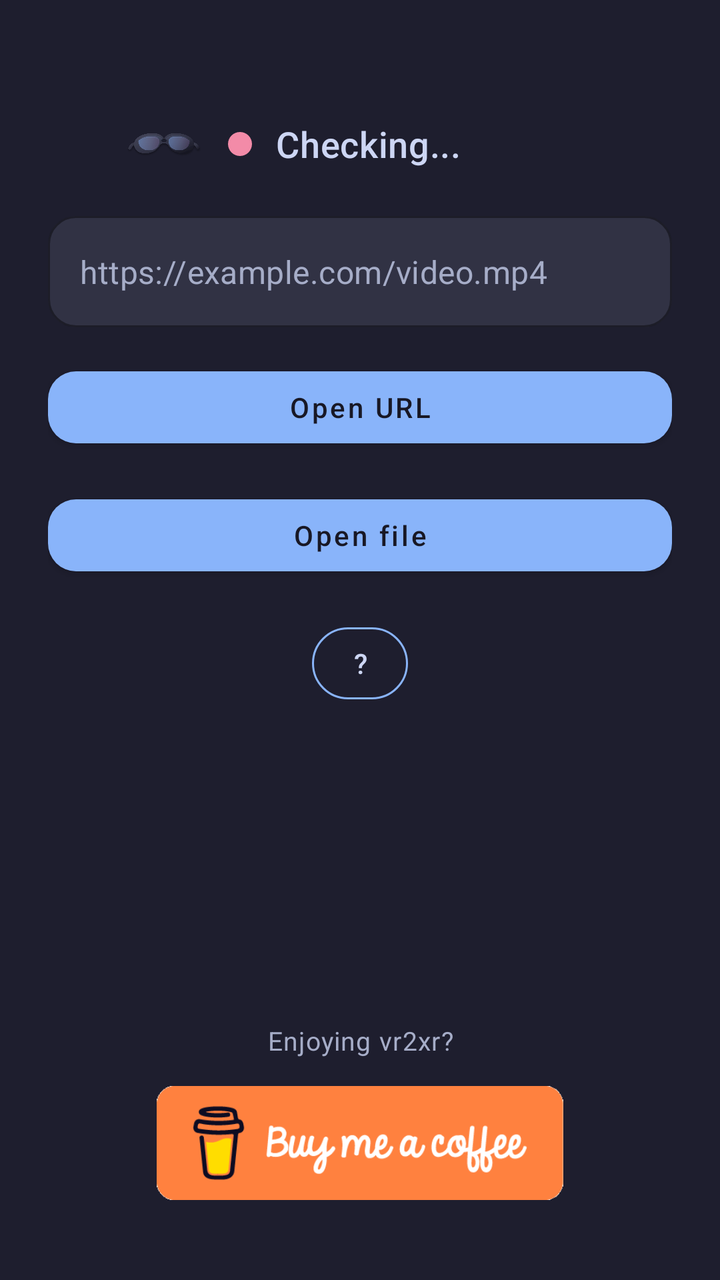
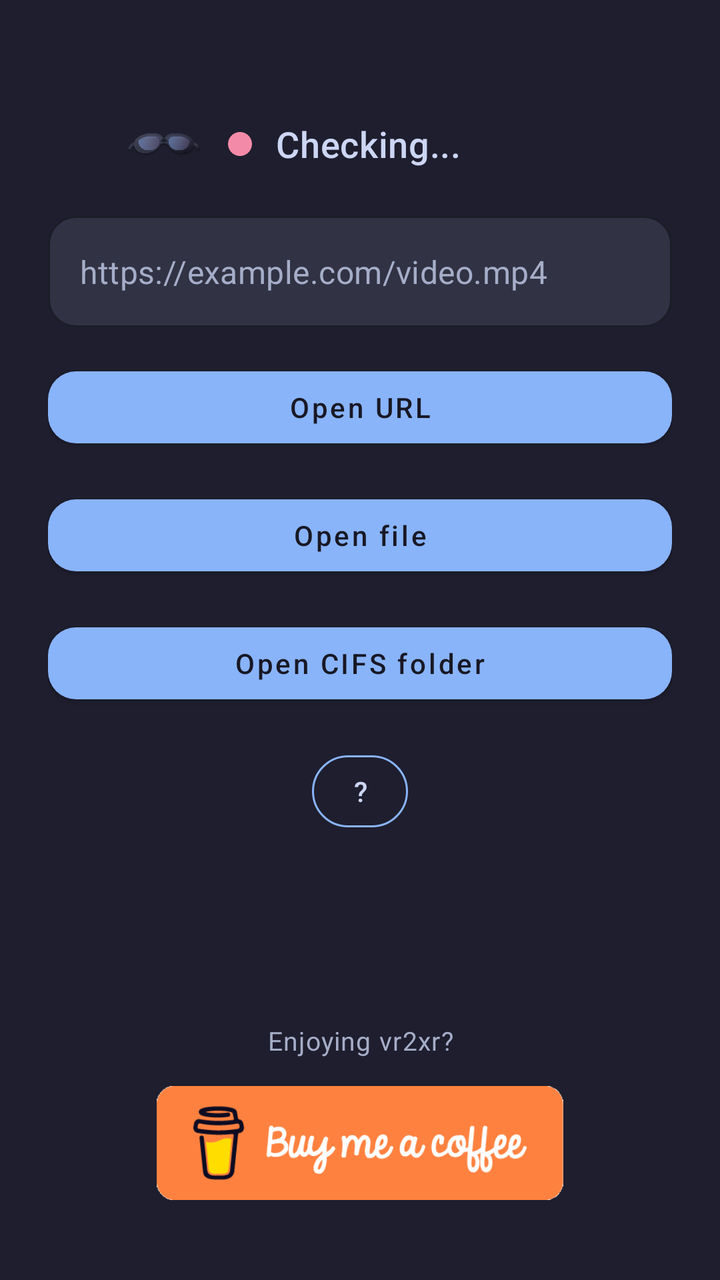

An Android layout rendered at two revisions. The XML below is the earlier revision; the diff shows what the commit changed to produce the second picture.
<!-- AndroidManifest.xml: application theme Theme.Vr2xr -->
<!-- res/layout/activity_main.xml -->
<?xml version="1.0" encoding="utf-8"?>
<LinearLayout xmlns:android="http://schemas.android.com/apk/res/android"
    xmlns:app="http://schemas.android.com/apk/res-auto"
    android:layout_width="match_parent"
    android:layout_height="match_parent"
    android:background="@color/launcher_background"
    android:orientation="vertical"
    android:paddingStart="@dimen/launcher_screen_padding"
    android:paddingTop="@dimen/launcher_screen_padding"
    android:paddingEnd="@dimen/launcher_screen_padding"
    android:paddingBottom="@dimen/launcher_screen_padding">

    <LinearLayout
        android:layout_width="match_parent"
        android:layout_height="0dp"
        android:layout_weight="1"
        android:orientation="vertical">

        <LinearLayout
            android:id="@+id/xrealStatusRow"
            android:layout_width="wrap_content"
            android:layout_height="wrap_content"
            android:layout_gravity="center_horizontal"
            android:layout_marginTop="@dimen/launcher_status_top_margin"
            android:gravity="center_vertical"
            android:orientation="horizontal">

            <ImageView
                android:id="@+id/xrealStatusIcon"
                android:layout_width="@dimen/launcher_status_icon_size"
                android:layout_height="@dimen/launcher_status_icon_size"
                android:contentDescription="@string/xreal_status_icon_content_description"
                android:src="@drawable/ic_glasses_status" />

            <View
                android:id="@+id/xrealStatusDot"
                android:layout_width="@dimen/launcher_status_dot_size"
                android:layout_height="@dimen/launcher_status_dot_size"
                android:layout_marginStart="12dp"
                android:background="@drawable/bg_status_indicator_dot" />

            <TextView
                android:id="@+id/xrealStatusText"
                style="@style/TextAppearance.Vr2xr.Launcher.Status"
                android:layout_width="@dimen/launcher_status_label_width"
                android:layout_height="wrap_content"
                android:layout_marginStart="12dp"
                android:ellipsize="end"
                android:gravity="start|center_vertical"
                android:maxLines="1"
                android:text="@string/xreal_status_checking" />
        </LinearLayout>

        <TextView
            android:id="@+id/statusText"
            style="@style/TextAppearance.Vr2xr.Launcher.RuntimeStatus"
            android:layout_width="match_parent"
            android:layout_height="wrap_content"
            android:layout_marginTop="@dimen/launcher_runtime_status_top_margin"
            android:gravity="center_horizontal"
            android:text=""
            android:visibility="gone" />

        <com.google.android.material.textfield.TextInputLayout
            android:id="@+id/urlInputLayout"
            style="@style/Widget.Vr2xr.Launcher.Input"
            android:layout_width="match_parent"
            android:layout_height="wrap_content"
            android:layout_marginTop="@dimen/launcher_section_spacing"
            app:hintEnabled="false"
            app:boxBackgroundMode="outline">

            <com.google.android.material.textfield.TextInputEditText
                android:id="@+id/urlInput"
                android:layout_width="match_parent"
                android:layout_height="wrap_content"
                android:fontFamily="sans-serif"
                android:hint="@string/hint_url"
                android:inputType="textUri"
                android:maxLines="1"
                android:textColor="@color/launcher_text_primary"
                android:textColorHint="@color/launcher_text_secondary" />
        </com.google.android.material.textfield.TextInputLayout>

        <com.google.android.material.button.MaterialButton
            android:id="@+id/openUrlButton"
            style="@style/Widget.Vr2xr.Launcher.PrimaryButton"
            android:layout_width="match_parent"
            android:layout_height="wrap_content"
            android:layout_marginTop="@dimen/launcher_section_spacing"
            android:text="@string/open_url" />

        <com.google.android.material.button.MaterialButton
            android:id="@+id/openFileButton"
            style="@style/Widget.Vr2xr.Launcher.PrimaryButton"
            android:layout_width="match_parent"
            android:layout_height="wrap_content"
            android:layout_marginTop="@dimen/launcher_section_spacing"
            android:text="@string/open_file" />

        <com.google.android.material.button.MaterialButton
            android:id="@+id/requirementsHelpButton"
            style="@style/Widget.Vr2xr.Launcher.HelpButton"
            android:layout_width="@dimen/launcher_help_button_size"
            android:layout_height="@dimen/launcher_help_button_size"
            android:layout_gravity="center_horizontal"
            android:layout_marginTop="@dimen/launcher_section_spacing"
            android:contentDescription="@string/requirements_help_content_description"
            android:text="@string/requirements_help" />
    </LinearLayout>

    <TextView
        style="@style/TextAppearance.Vr2xr.Launcher.Footer"
        android:layout_width="match_parent"
        android:layout_height="wrap_content"
        android:layout_marginTop="@dimen/launcher_buy_me_coffee_text_top_margin"
        android:gravity="center_horizontal"
        android:text="@string/buy_me_coffee_support_text" />

    <androidx.appcompat.widget.AppCompatImageButton
        android:id="@+id/buyMeCoffeeButton"
        android:layout_width="@dimen/launcher_buy_me_coffee_width"
        android:layout_height="@dimen/launcher_buy_me_coffee_height"
        android:layout_gravity="center_horizontal"
        android:layout_marginBottom="@dimen/launcher_buy_me_coffee_bottom_margin"
        android:layout_marginTop="@dimen/launcher_buy_me_coffee_button_top_margin"
        android:adjustViewBounds="true"
        android:background="@drawable/bg_buy_me_coffee_touch_feedback"
        android:contentDescription="@string/footer_buy_me_a_coffee"
        android:padding="0dp"
        android:scaleType="fitCenter"
        app:srcCompat="@drawable/buy_me_coffee_orange" />
</LinearLayout>
<!-- resources referenced by this layout -->
<resources>
  <color name="launcher_background">@color/catppuccin_mocha_base</color>
  <color name="launcher_text_primary">@color/catppuccin_mocha_text</color>
  <color name="launcher_text_secondary">@color/catppuccin_mocha_subtext0</color>
  <dimen name="launcher_buy_me_coffee_bottom_margin">16dp</dimen>
  <dimen name="launcher_buy_me_coffee_button_top_margin">14dp</dimen>
  <dimen name="launcher_buy_me_coffee_height">57dp</dimen>
  <dimen name="launcher_buy_me_coffee_text_top_margin">20dp</dimen>
  <dimen name="launcher_buy_me_coffee_width">204dp</dimen>
  <dimen name="launcher_help_button_size">48dp</dimen>
  <dimen name="launcher_runtime_status_top_margin">14dp</dimen>
  <dimen name="launcher_screen_padding">24dp</dimen>
  <dimen name="launcher_section_spacing">16dp</dimen>
  <dimen name="launcher_status_dot_size">12dp</dimen>
  <dimen name="launcher_status_icon_size">40dp</dimen>
  <dimen name="launcher_status_label_width">160dp</dimen>
  <dimen name="launcher_status_top_margin">28dp</dimen>
  <!-- drawable bg_status_indicator_dot (drawable) -->
  <?xml version="1.0" encoding="utf-8"?>
  <shape xmlns:android="http://schemas.android.com/apk/res/android" android:shape="oval">
      <size
          android:width="@dimen/launcher_status_dot_size"
          android:height="@dimen/launcher_status_dot_size" />
      <solid android:color="@color/xreal_status_not_connected" />
  </shape>
  <string name="buy_me_coffee_support_text">Enjoying vr2xr?</string>
  <string name="footer_buy_me_a_coffee">Buy Me a Coffee</string>
  <string name="hint_url">https://example.com/video.mp4</string>
  <string name="open_file">Open file</string>
  <string name="open_url">Open URL</string>
  <string name="requirements_help">?</string>
  <string name="requirements_help_content_description">Show requirements</string>
  <string name="xreal_status_checking">Checking...</string>
  <string name="xreal_status_icon_content_description">XREAL glasses status</string>
  <style name="TextAppearance.Vr2xr.Launcher.RuntimeStatus" parent="TextAppearance.MaterialComponents.Body2">
          <item name="android:fontFamily">sans-serif</item>
          <item name="android:textColor">@color/launcher_text_secondary</item>
          <item name="android:textSize">@dimen/launcher_body_text_size</item>
      </style>
  <style name="TextAppearance.Vr2xr.Launcher.Status" parent="TextAppearance.MaterialComponents.Headline6">
          <item name="android:fontFamily">sans-serif-medium</item>
          <item name="android:textColor">@color/launcher_text_primary</item>
          <item name="android:textSize">@dimen/launcher_status_text_size</item>
      </style>
  <style name="Theme.Vr2xr" parent="Theme.MaterialComponents.DayNight.NoActionBar">
          <item name="android:windowFullscreen">false</item>
      </style>
  <color name="catppuccin_mocha_base">#1E1E2E</color>
  <color name="catppuccin_mocha_text">#CDD6F4</color>
  <color name="catppuccin_mocha_subtext0">#A6ADC8</color>
  <color name="catppuccin_mocha_blue">#89B4FA</color>
  <dimen name="launcher_buy_me_coffee_corner_radius">12dp</dimen>
  <color name="xreal_status_not_connected">@color/catppuccin_mocha_red</color>
  <dimen name="launcher_footer_text_size">13sp</dimen>
  <dimen name="launcher_body_text_size">15sp</dimen>
  <dimen name="launcher_status_text_size">18sp</dimen>
  <color name="launcher_card_background">@color/catppuccin_mocha_surface0</color>
  <dimen name="launcher_input_corner_radius">14dp</dimen>
  <color name="launcher_outline">@color/catppuccin_mocha_overlay0</color>
  <color name="catppuccin_mocha_mantle">#181825</color>
  <dimen name="launcher_button_corner_radius">14dp</dimen>
  <color name="catppuccin_mocha_red">#F38BA8</color>
  <color name="catppuccin_mocha_surface0">#313244</color>
  <color name="catppuccin_mocha_overlay0">#6C7086</color>
  <!-- unchanged entries left out for length: 7 -->
</resources>

<!-- the commit's change to res/layout/activity_main.xml (unified diff, before → after) -->
@@ -99,6 +99,14 @@
             android:text="@string/open_file" />
 
         <com.google.android.material.button.MaterialButton
+            android:id="@+id/openCifsFolderButton"
+            style="@style/Widget.Vr2xr.Launcher.PrimaryButton"
+            android:layout_width="match_parent"
+            android:layout_height="wrap_content"
+            android:layout_marginTop="@dimen/launcher_section_spacing"
+            android:text="@string/open_cifs_folder" />
+
+        <com.google.android.material.button.MaterialButton
             android:id="@+id/requirementsHelpButton"
             style="@style/Widget.Vr2xr.Launcher.HelpButton"
             android:layout_width="@dimen/launcher_help_button_size"
<!-- resource entries referenced after the edit -->
@@ -27,6 +27,7 @@
   <string name="buy_me_coffee_support_text">Enjoying vr2xr?</string>
   <string name="footer_buy_me_a_coffee">Buy Me a Coffee</string>
   <string name="hint_url">https://example.com/video.mp4</string>
+  <string name="open_cifs_folder">Open CIFS folder</string>
   <string name="open_file">Open file</string>
   <string name="open_url">Open URL</string>
   <string name="requirements_help">?</string>
